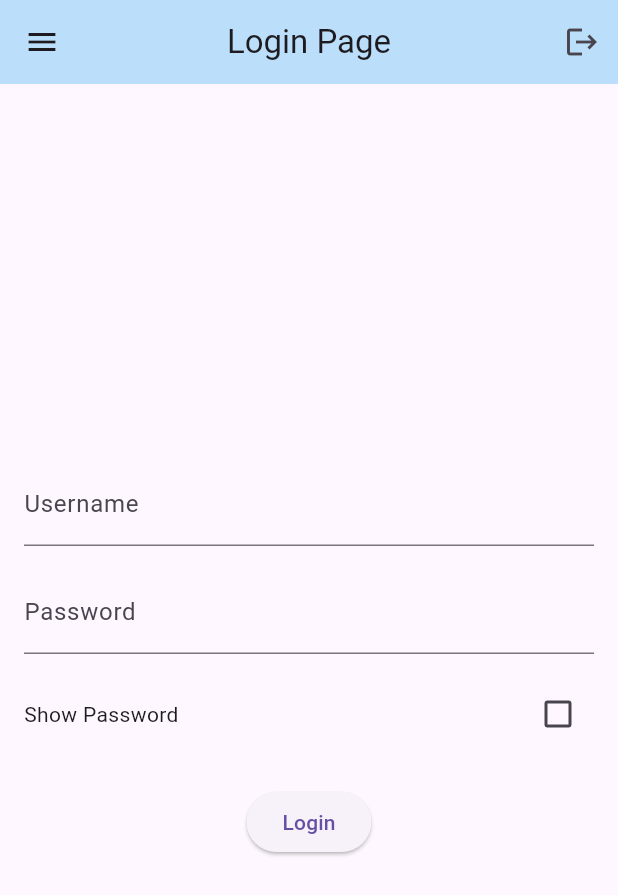
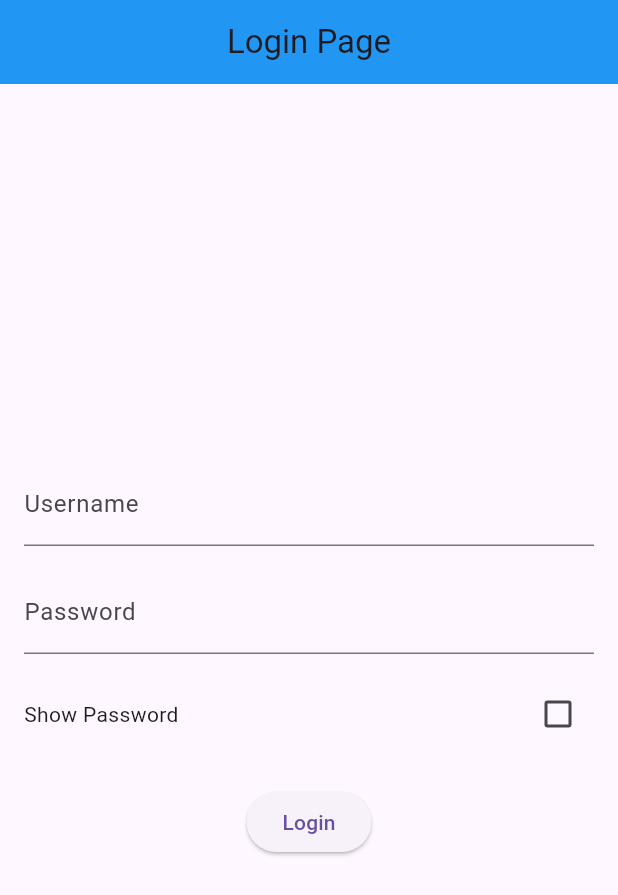
Before and after one commit to aryanballani/BillSplitter, a Flutter app: the screen it shows after launch, on a phone screen of 412 x 824 dp. Shown: the top 895 px of the screen. Run offline on Flutter 3.47's test engine with Material 3 defaults, Android fonts, the phone set to English and light mode, and no system bars.

Commit message:
navigation and skeleton done

```diff
--- a/lib/pages/navigation.dart
+++ b/lib/commonWidgets/navigation.dart
@@ -8,16 +8,15 @@ class Navigation extends StatelessWidget implements PreferredSizeWidget {
   @override
   Widget build(BuildContext context) {
       return AppBar(
-        title: const Text('Login Page'),
+        title: Text(title),
         centerTitle: true,
-        leading: const Icon(Icons.menu),
-        actions: [
-          IconButton(onPressed: () {
-            print("Logout button pressed");
-          },
-          icon: const Icon(Icons.logout))
-        ],
-        backgroundColor: Colors.blue[100],
+        // actions: [
+        //   IconButton(onPressed: () {
+        //     print("Logout button pressed");
+        //   },
+        //   icon: const Icon(Icons.logout))
+        // ],
+        backgroundColor: Colors.blue,
       );
   }
 
--- a/lib/main.dart
+++ b/lib/main.dart
@@ -1,4 +1,7 @@
+import 'package:app/pages/friends.dart';
+import 'package:app/pages/home.dart';
 import 'package:app/pages/login.dart';
+import 'package:app/pages/profile.dart';
 import 'package:flutter/material.dart';
 
 void main() {
@@ -10,10 +13,16 @@ class MyApp extends StatelessWidget {
 
   @override
   Widget build(BuildContext context) {
-    return  const MaterialApp(
+    return MaterialApp(
       title: 'Bill Splitter',
       debugShowCheckedModeBanner: false,
-      home: LoginPage()
+      home: LoginPage(),
+      routes: {
+        '/home': (context) => HomePage(),
+        './friends': (context) => FriendsPage(),
+        './profile': (context) => ProfilePage(),
+        // '/login': (context) => LoginPage(),
+      },
     );
   }
 }
--- a/lib/pages/login.dart
+++ b/lib/pages/login.dart
@@ -1,5 +1,6 @@
+import 'package:app/pages/home.dart';
 import 'package:flutter/material.dart';
-import 'navigation.dart';
+import '../commonWidgets/navigation.dart';
 
 class LoginPage extends StatefulWidget {
   const LoginPage({super.key});
@@ -16,7 +17,7 @@ class _LoginPageState extends State<LoginPage> {
   @override
   Widget build(BuildContext context) {
     return Scaffold(
-      appBar: Navigation(title: "Login Page",),
+      appBar: const Navigation(title: "Login Page"),
       body: Center(
         child: Padding(
           padding: const EdgeInsets.all(16.0),
@@ -68,11 +69,9 @@ class _LoginPageState extends State<LoginPage> {
   ElevatedButton makeLoginButton() {
     return ElevatedButton(
       onPressed: () {
-        // Implement your login logic here
-        final username = _usernameController.text;
-        final password = _passwordController.text;
-        // For now, just print the username and password
-        print('Username: $username, Password: $password');
+        // final username = _usernameController.text;
+        // final password = _passwordController.text;
+        Navigator.pushNamed(context, '/home');
       },
       child: const Text('Login'),
     );
```
Also changed, not shown: lib/pages/friends.dart (added, +16 -0 lines), lib/pages/home.dart (added, +48 -0 lines), lib/pages/homePage.dart (deleted, +0 -10 lines), lib/pages/profile.dart (added, +16 -0 lines).
